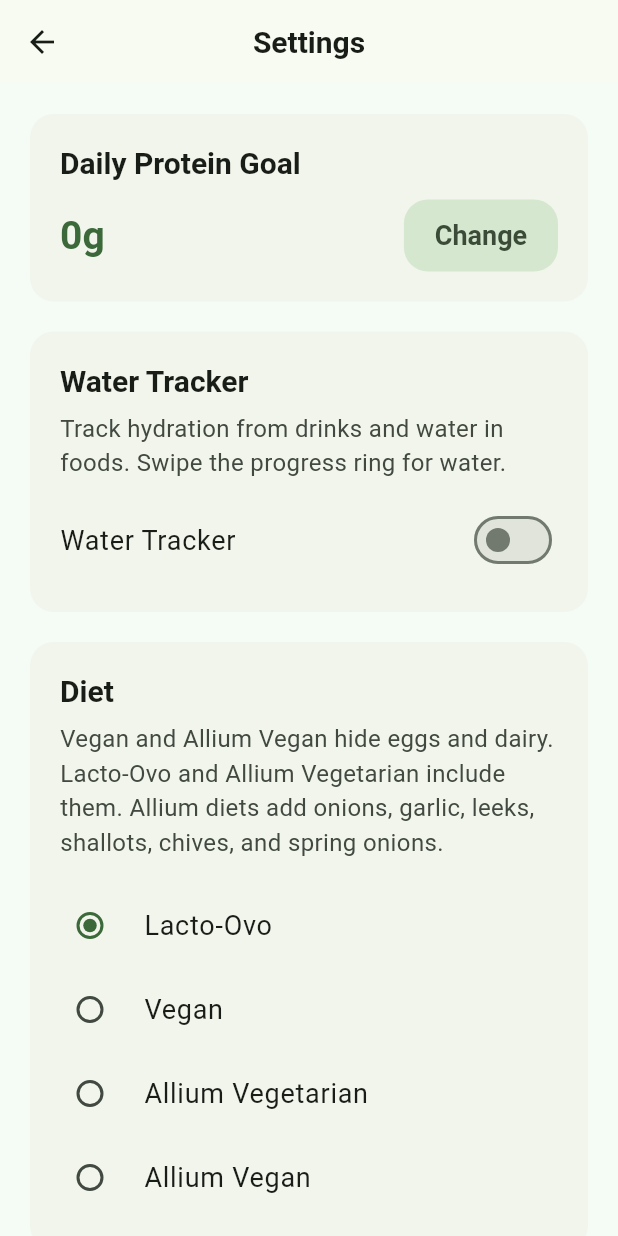
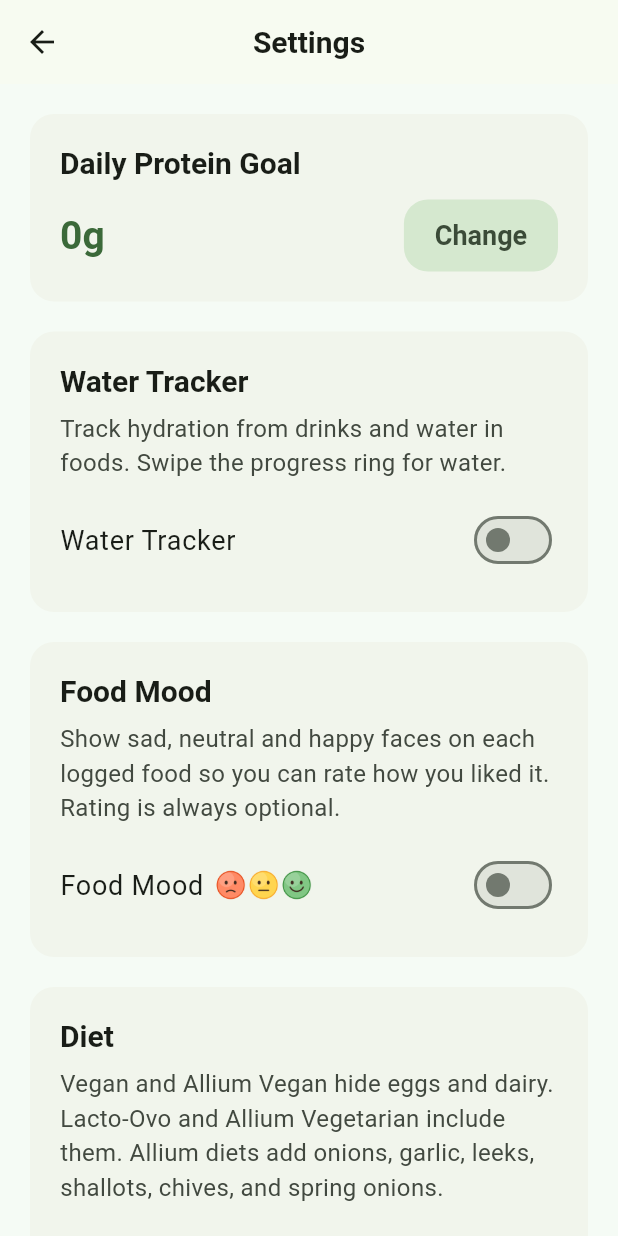
Before and after one commit to allanjchiang/pohps, a Flutter app: the SettingsScreen screen opened directly, on a phone screen of 412 x 824 dp. Run offline on Flutter 3.47's test engine with Material 3 defaults, Android fonts, the phone set to English and light mode, and no system bars; our stand-ins replace file_picker, fl_chart, in_app_purchase, package_info_plus, share_plus, shared_preferences; missing offline and left inert: excel; accounts and stored records are empty.

Commit message:
Add mood choices

```diff
--- a/pohps/lib/l10n/app_localizations.dart
+++ b/pohps/lib/l10n/app_localizations.dart
@@ -271,6 +271,20 @@ class AppLocalizations {
 
   String get dailyProteinGoal =>
       _t('Daily Protein Goal', '每日蛋白質目標', '每日蛋白质目标');
+
+  String get moodTracker => _t('Food Mood', '食物心情', '食物心情');
+
+  String get moodTrackerHint => _t(
+        'Show sad, neutral and happy faces on each logged food so you can rate how you liked it. Rating is always optional.',
+        '在每筆食物記錄上顯示難過、普通和開心的表情，讓你為食物評分。評分完全可選。',
+        '在每条食物记录上显示难过、一般和开心的表情，让你为食物评分。评分完全可选。',
+      );
+
+  String moodLabel(FoodMood mood) => switch (mood) {
+        FoodMood.sad => _t("Didn't like it", '不喜歡', '不喜欢'),
+        FoodMood.neutral => _t('It was okay', '還可以', '还可以'),
+        FoodMood.happy => _t('Loved it', '很喜歡', '很喜欢'),
+      };
 
   String get dailyWaterGoal =>
       _t('Daily Water Goal', '每日水分目標', '每日水分目标');
--- a/pohps/lib/models.dart
+++ b/pohps/lib/models.dart
@@ -8,6 +8,18 @@ enum DietType {
   vegan,
   alliumVegetarian,
   alliumVegan,
+}
+
+/// How the user felt about a logged food. Order is left to right on the card.
+enum FoodMood {
+  sad,
+  neutral,
+  happy;
+
+  String get assetPath => 'assets/moods/$name.png';
+
+  static FoodMood? fromName(String? name) =>
+      values.where((m) => m.name == name).firstOrNull;
 }
 
 enum TrendPeriod {
@@ -102,12 +114,14 @@ class LogEntry {
   final FoodItem food;
   final DateTime timestamp;
   final double fraction;
+  final FoodMood? mood;
 
   const LogEntry({
     required this.id,
     required this.food,
     required this.timestamp,
     this.fraction = 1.0,
+    this.mood,
   });
 
   double get totalProtein => food.proteinGrams * fraction;
@@ -119,6 +133,16 @@ class LogEntry {
         food: food,
         timestamp: timestamp ?? this.timestamp,
         fraction: fraction ?? this.fraction,
+        mood: mood,
+      );
+
+  /// Separate from [copyWith] so the mood can be cleared back to null.
+  LogEntry withMood(FoodMood? mood) => LogEntry(
+        id: id,
+        food: food,
+        timestamp: timestamp,
+        fraction: fraction,
+        mood: mood,
       );
 
   Map<String, dynamic> toJson() => {
@@ -126,6 +150,7 @@ class LogEntry {
         'food': food.toJson(),
         'timestamp': timestamp.toIso8601String(),
         'fraction': fraction,
+        if (mood != null) 'mood': mood!.name,
       };
 
   factory LogEntry.fromJson(Map<String, dynamic> json) => LogEntry(
@@ -135,6 +160,7 @@ class LogEntry {
         fraction: (json['fraction'] as num?)?.toDouble() ??
             (json['quantity'] as num?)?.toDouble() ??
             1.0,
+        mood: FoodMood.fromName(json['mood'] as String?),
       );
 }
 
--- a/pohps/lib/screens/settings_screen.dart
+++ b/pohps/lib/screens/settings_screen.dart
@@ -103,6 +103,45 @@ class SettingsScreen extends StatelessWidget {
                       ],
                     ),
                   ],
+                ],
+              ),
+            ),
+          ),
+          const SizedBox(height: 12),
+
+          // Food mood
+          Card(
+            child: Padding(
+              padding: const EdgeInsets.all(20),
+              child: Column(
+                crossAxisAlignment: CrossAxisAlignment.start,
+                children: [
+                  Text(l10n.moodTracker, style: theme.textTheme.titleLarge),
+                  const SizedBox(height: 8),
+                  Text(
+                    l10n.moodTrackerHint,
+                    style: theme.textTheme.bodyMedium?.copyWith(
+                      color: theme.colorScheme.onSurfaceVariant,
+                    ),
+                  ),
+                  const SizedBox(height: 12),
+                  SwitchListTile(
+                    contentPadding: EdgeInsets.zero,
+                    title: Row(
+                      children: [
+                        Text(l10n.moodTracker),
+                        const SizedBox(width: 8),
+                        for (final mood in FoodMood.values)
+                          Padding(
+                            padding: const EdgeInsets.only(right: 2),
+                            child: Image.asset(mood.assetPath,
+                                width: 20, height: 20),
+                          ),
+                      ],
+                    ),
+                    value: appState.moodTrackerEnabled,
+                    onChanged: appState.setMoodTrackerEnabled,
+                  ),
                 ],
               ),
             ),
--- a/pohps/lib/storage.dart
+++ b/pohps/lib/storage.dart
@@ -83,6 +83,11 @@ class StorageService {
       _prefs.getBool('water_tracker_enabled') ?? false;
   Future<void> setWaterTrackerEnabled(bool value) =>
       _prefs.setBool('water_tracker_enabled', value);
+
+  bool get moodTrackerEnabled =>
+      _prefs.getBool('mood_tracker_enabled') ?? false;
+  Future<void> setMoodTrackerEnabled(bool value) =>
+      _prefs.setBool('mood_tracker_enabled', value);
 
   int get dailyWaterGoalMl => _prefs.getInt('daily_water_goal_ml') ?? 2000;
   Future<void> setDailyWaterGoalMl(int value) =>
@@ -233,6 +238,7 @@ class StorageService {
       'dietType': _prefs.getString('diet_type') ?? 'lacto_ovo',
       'waterTrackerEnabled': waterTrackerEnabled,
       'dailyWaterGoalMl': dailyWaterGoalMl,
+      'moodTrackerEnabled': moodTrackerEnabled,
       'proteinOverrides': proteinOverrides,
       'customFoods': customFoods.map((f) => f.toJson()).toList(),
       'favoriteFoodIds': favoriteFoodIds,
@@ -281,6 +287,7 @@ class StorageService {
     });
 
     await setWaterTrackerEnabled(data['waterTrackerEnabled'] as bool? ?? false);
+    await setMoodTrackerEnabled(data['moodTrackerEnabled'] as bool? ?? false);
     await setDailyWaterGoalMl(
       (data['dailyWaterGoalMl'] as num?)?.toInt() ?? 2000,
     );
--- a/pohps/pubspec.yaml
+++ b/pohps/pubspec.yaml
@@ -80,6 +80,9 @@ flutter:
   # the material Icons class.
   uses-material-design: true
 
+  assets:
+    - assets/moods/
+
   # To add assets to your application, add an assets section, like this:
   # assets:
   #   - images/a_dot_burr.jpeg
```
Also changed, not shown: pohps/lib/app_state.dart (+20 -0 lines), pohps/lib/screens/dashboard_screen.dart (+69 -0 lines), pohps/assets/moods/happy.png (added), pohps/assets/moods/neutral.png (added), pohps/assets/moods/sad.png (added).
